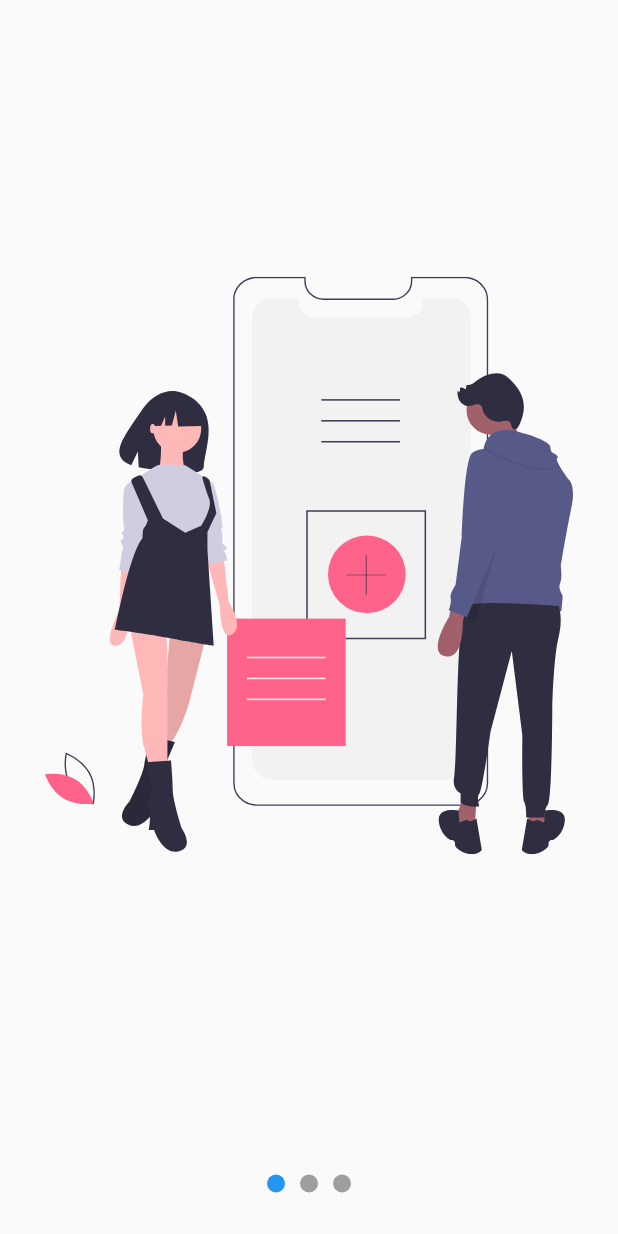
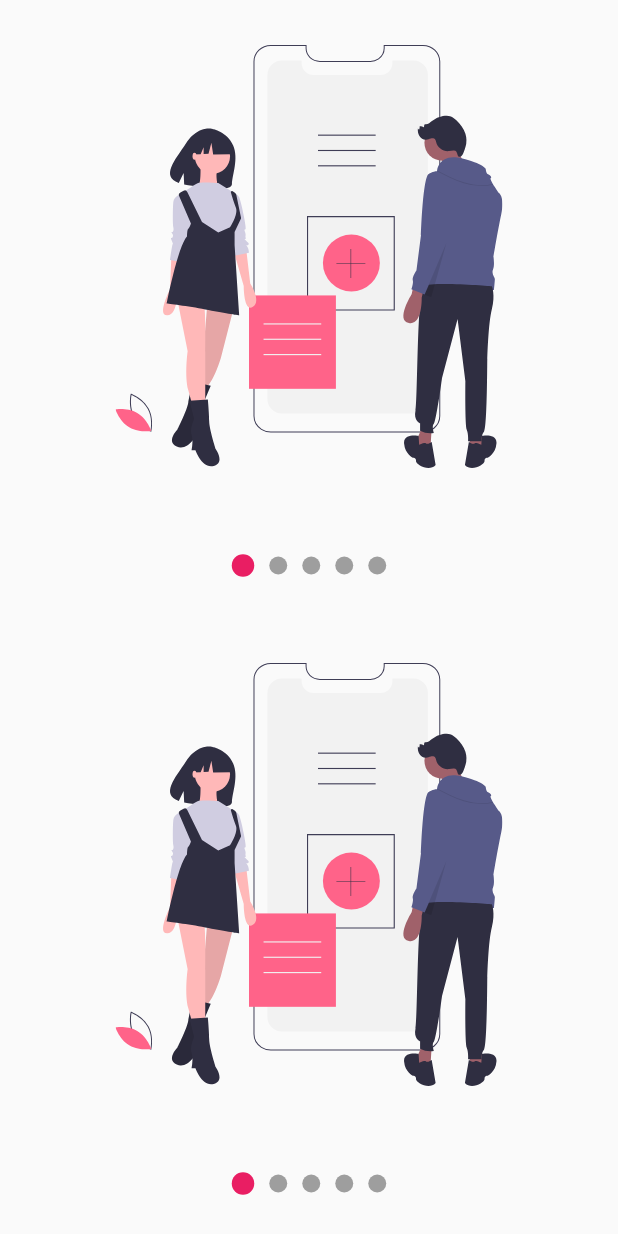
Before and after one commit to KitanoR/dise-os_flutter, a Flutter app: the screen it shows after launch, on a phone screen of 412 x 824 dp. Run offline on Flutter 3.47's test engine with Material 2 defaults, Android fonts, the phone set to English and light mode, and no system bars; our stand-ins replace flutter_svg.

Commit message:
Fin de slideshows

```diff
--- /dev/null
+++ b/lib/src/labs/slideshow_page.dart
@@ -0,0 +1,119 @@
+import 'package:disenios/src/models/slider_models.dart';
+import 'package:flutter/material.dart';
+import 'package:flutter_svg/flutter_svg.dart';
+import 'package:provider/provider.dart';
+
+class SlideShowPage extends StatelessWidget {
+  @override
+  Widget build(BuildContext context) {
+    return ChangeNotifierProvider(
+          create: (_) => new SliderModel(),
+          child: Scaffold(
+            body: Center(
+              child: Column(
+                children: <Widget>[
+                  Expanded(
+                    child: _Slides(),
+                  ),
+                  _Dots()
+                ],
+              )
+            )
+          ),
+    );
+  }
+}
+
+class _Dots extends StatelessWidget {
+  @override
+  Widget build(BuildContext context) {
+    return Container(
+      width: double.infinity,
+      height: 70,
+      child: Row(
+        mainAxisAlignment: MainAxisAlignment.center,
+        children: <Widget>[
+           _Dot(0),
+           _Dot(1),
+           _Dot(2),
+        ],
+      ),
+    );
+  }
+}
+
+class _Dot extends StatelessWidget {
+  final int index;
+
+  const _Dot(this.index) ;
+
+  @override
+  Widget build(BuildContext context) {
+    final  pageViewIndex = Provider.of<SliderModel>(context).currentPage;
+    return AnimatedContainer(
+      duration: Duration(milliseconds: 200),
+      margin: EdgeInsets.symmetric(horizontal: 5),
+      width: 12,
+      height: 12,
+      decoration: BoxDecoration(
+        shape: BoxShape.circle,
+        color: (pageViewIndex >= index - 0.5 && pageViewIndex < index + 0.5)
+        ? Colors.blue : Colors.grey
+      ),
+    );
+  }
+}
+// SvgPicture.asset('assets/svg/slide-2.svg')
+class _Slides extends StatefulWidget {
+
+  @override
+  __SlidesState createState() => __SlidesState();
+}
+
+class __SlidesState extends State<_Slides> {
+  final pageViewController = new PageController();
+
+  @override
+  void initState() {
+    pageViewController.addListener(() {
+      print('pagia ${pageViewController.page}');
+
+      // actualizar el provider, SlideModel
+      Provider.of<SliderModel>(context, listen: false).currentPage = pageViewController.page;
+    });
+    super.initState();
+  }
+  @override
+  void dispose() {
+    pageViewController.dispose();
+    super.dispose();
+  }
+  @override
+  Widget build(BuildContext context) {
+    return Container(
+      child: PageView(
+        controller: pageViewController,
+        children: <Widget>[
+          new _Slide('assets/svg/slide-1.svg'),
+          new _Slide('assets/svg/slide-2.svg'),
+          new _Slide('assets/svg/slide-3.svg'),
+        ],
+      ),
+    );
+  }
+}
+
+class _Slide extends StatelessWidget {
+  final String svg;
+  _Slide(this.svg);
+
+  @override
+  Widget build(BuildContext context) {
+    return Container(
+      width: double.infinity,
+      height: double.infinity,
+      padding: EdgeInsets.all(30),
+      child: SvgPicture.asset(svg),
+    );
+  }
+}
--- a/lib/src/pages/slideshow_page.dart
+++ b/lib/src/pages/slideshow_page.dart
@@ -1,119 +1,43 @@
-import 'package:disenios/src/models/slider_models.dart';
+import 'package:disenios/src/widgets/slideshow.dart';
 import 'package:flutter/material.dart';
-import 'package:flutter_svg/flutter_svg.dart';
-import 'package:provider/provider.dart';
+//TODO Borrar
+import 'package:flutter_svg/svg.dart';
 
 class SlideShowPage extends StatelessWidget {
   @override
   Widget build(BuildContext context) {
-    return ChangeNotifierProvider(
-          create: (_) => new SliderModel(),
-          child: Scaffold(
-            body: Center(
-              child: Column(
-                children: <Widget>[
-                  Expanded(
-                    child: _Slides(),
-                  ),
-                  _Dots()
-                ],
-              )
-            )
+    return Scaffold(
+      body: Column(
+        children: <Widget>[
+          Expanded(
+            child: MiSlideShow(),
           ),
+          Expanded(
+            child: MiSlideShow(),
+          )
+
+
+        ],
+      )
     );
   }
 }
 
-class _Dots extends StatelessWidget {
+class MiSlideShow extends StatelessWidget {
+
   @override
   Widget build(BuildContext context) {
-    return Container(
-      width: double.infinity,
-      height: 70,
-      child: Row(
-        mainAxisAlignment: MainAxisAlignment.center,
-        children: <Widget>[
-           _Dot(0),
-           _Dot(1),
-           _Dot(2),
-        ],
-      ),
+    return SlideShow(
+      puntosArriba: false,
+      colorPrimario: Colors.pink,
+      bulletPrimario: 15,
+      slides: <Widget>[
+        SvgPicture.asset('assets/svg/slide-1.svg'),
+        SvgPicture.asset('assets/svg/slide-2.svg'),
+        SvgPicture.asset('assets/svg/slide-3.svg'),
+        SvgPicture.asset('assets/svg/slide-4.svg'),
+        SvgPicture.asset('assets/svg/slide-5.svg'),
+      ],
     );
   }
 }
-
-class _Dot extends StatelessWidget {
-  final int index;
-
-  const _Dot(this.index) ;
-
-  @override
-  Widget build(BuildContext context) {
-    final  pageViewIndex = Provider.of<SliderModel>(context).currentPage;
-    return AnimatedContainer(
-      duration: Duration(milliseconds: 200),
-      margin: EdgeInsets.symmetric(horizontal: 5),
-      width: 12,
-      height: 12,
-      decoration: BoxDecoration(
-        shape: BoxShape.circle,
-        color: (pageViewIndex >= index - 0.5 && pageViewIndex < index + 0.5)
-        ? Colors.blue : Colors.grey
-      ),
-    );
-  }
-}
-// SvgPicture.asset('assets/svg/slide-2.svg')
-class _Slides extends StatefulWidget {
-
-  @override
-  __SlidesState createState() => __SlidesState();
-}
-
-class __SlidesState extends State<_Slides> {
-  final pageViewController = new PageController();
-
-  @override
-  void initState() {
-    pageViewController.addListener(() {
-      print('pagia ${pageViewController.page}');
-
-      // actualizar el provider, SlideModel
-      Provider.of<SliderModel>(context, listen: false).currentPage = pageViewController.page;
-    });
-    super.initState();
-  }
-  @override
-  void dispose() {
-    pageViewController.dispose();
-    super.dispose();
-  }
-  @override
-  Widget build(BuildContext context) {
-    return Container(
-      child: PageView(
-        controller: pageViewController,
-        children: <Widget>[
-          new _Slide('assets/svg/slide-1.svg'),
-          new _Slide('assets/svg/slide-2.svg'),
-          new _Slide('assets/svg/slide-3.svg'),
-        ],
-      ),
-    );
-  }
-}
-
-class _Slide extends StatelessWidget {
-  final String svg;
-  _Slide(this.svg);
-
-  @override
-  Widget build(BuildContext context) {
-    return Container(
-      width: double.infinity,
-      height: double.infinity,
-      padding: EdgeInsets.all(30),
-      child: SvgPicture.asset(svg),
-    );
-  }
-}
--- /dev/null
+++ b/lib/src/widgets/slideshow.dart
@@ -0,0 +1,210 @@
+import 'package:flutter/material.dart';
+import 'package:provider/provider.dart';
+
+
+
+
+
+class SlideShow extends StatelessWidget {
+  final List<Widget> slides;
+  final bool puntosArriba;
+  final Color colorPrimario;
+  final Color colorSecundario;
+  final double bulletPrimario;
+  final double bulletSecundario;
+
+  SlideShow({
+    @required this.slides,
+    this.puntosArriba = false,
+    this.colorPrimario = Colors.blue,
+    this.colorSecundario = Colors.grey,
+    this.bulletPrimario = 12,
+    this.bulletSecundario = 12
+  });
+
+  @override
+  Widget build(BuildContext context) {
+    return ChangeNotifierProvider(
+        create: (_) => new _SliderModel(),
+        child: SafeArea(
+                child: Center(
+                  child: Builder(
+                    builder: (BuildContext context) {
+                      Provider.of<_SliderModel>(context).colorPrimario = this.colorPrimario;
+                      Provider.of<_SliderModel>(context).colorSecundario = this.colorSecundario;
+                      Provider.of<_SliderModel>(context).bulletPrimario = this.bulletPrimario;
+                      Provider.of<_SliderModel>(context).bulletSecundario = this.bulletSecundario;
+                      return _CrearEstructuraSlideShow(
+                          puntosArriba: puntosArriba,
+                          slides: slides
+                        );
+                    },
+                  )
+              ),
+        ),
+    );
+  }
+}
+
+class _CrearEstructuraSlideShow extends StatelessWidget {
+  const _CrearEstructuraSlideShow({
+    Key key,
+    @required this.puntosArriba,
+    @required this.slides,
+  }) : super(key: key);
+
+  final bool puntosArriba;
+  final List<Widget> slides;
+
+  @override
+  Widget build(BuildContext context) {
+    return Column(
+      children: <Widget>[
+        if(this.puntosArriba)
+          _Dots(this.slides.length),
+        Expanded(
+          child: _Slides(this.slides),
+        ),
+        if(!this.puntosArriba)
+          _Dots(this.slides.length),
+      ],
+    );
+  }
+}
+
+class _Dots extends StatelessWidget {
+  final int cantidad;
+
+  _Dots(this.cantidad);
+  @override
+  Widget build(BuildContext context) {
+    return Container(
+      width: double.infinity,
+      height: 70,
+      child: Row(
+        mainAxisAlignment: MainAxisAlignment.center,
+        children: List.generate(cantidad, (index) => _Dot(index))
+      ),
+    );
+  }
+}
+
+class _Dot extends StatelessWidget {
+  final int index;
+  const _Dot(this.index) ;
+
+  @override
+  Widget build(BuildContext context) {
+    final ssModel = Provider.of<_SliderModel>(context);
+    double tamanio = ssModel.bulletSecundario;
+    Color color = ssModel.colorSecundario;
+    if(ssModel.currentPage >= index - 0.5 && ssModel.currentPage < index + 0.5){
+      tamanio = ssModel.bulletPrimario;
+      color = ssModel.colorPrimario;
+    }
+    return AnimatedContainer(
+      duration: Duration(milliseconds: 200),
+      margin: EdgeInsets.symmetric(horizontal: 5),
+      width: tamanio,
+      height: tamanio,
+      decoration: BoxDecoration(
+        shape: BoxShape.circle,
+        color: color
+      ),
+    );
+  }
+}
+// SvgPicture.asset('assets/svg/slide-2.svg')
+class _Slides extends StatefulWidget {
+  final List<Widget> slides;
+  _Slides(this.slides);
+  @override
+  __SlidesState createState() => __SlidesState();
+}
+
+class __SlidesState extends State<_Slides> {
+  final pageViewController = new PageController();
+
+  @override
+  void initState() {
+    pageViewController.addListener(() {
+      print('pagia ${pageViewController.page}');
+      // actualizar el provider, SlideModel
+      Provider.of<_SliderModel>(context, listen: false).currentPage = pageViewController.page;
+    });
+    super.initState();
+  }
+  @override
+  void dispose() {
+    pageViewController.dispose();
+    super.dispose();
+  }
+  @override
+  Widget build(BuildContext context) {
+
+    return Container(
+      child: PageView(
+        controller: pageViewController,
+        children: widget.slides.map((slide)=> _Slide(slide)).toList(),
+
+      ),
+    );
+  }
+}
+
+class _Slide extends StatelessWidget {
+  final Widget slide;
+  _Slide(this.slide);
+
+  @override
+  Widget build(BuildContext context) {
+    return Container(
+      width: double.infinity,
+      height: double.infinity,
+      padding: EdgeInsets.all(30),
+      child: slide,
+    );
+  }
+}
+
+
+class _SliderModel with ChangeNotifier {
+
+  double _currentPage = 0;
+  Color _colorPrimario = Colors.blue;
+  Color _colorSecundario = Colors.grey;
+  double _bulletPrimario = 12.0;
+  double _bulletSecundario = 12.0;
+
+
+  double get currentPage => this._currentPage;
+
+  set currentPage(double currentPage) {
+    this._currentPage = currentPage;
+    notifyListeners();
+  }
+
+  Color get colorPrimario => this._colorPrimario;
+
+  set colorPrimario(Color color){
+    this._colorPrimario = color;
+  }
+
+
+  Color get colorSecundario => this._colorSecundario;
+
+  set colorSecundario(Color color){
+    this._colorSecundario = color;
+  }
+  // Tamanio de bullets
+
+  double get bulletPrimario => this._bulletPrimario;
+  set bulletPrimario(double bullet){
+    this._bulletPrimario = bullet;
+  }
+  double get bulletSecundario => this._bulletSecundario;
+  set bulletSecundario(double bullet){
+    this._bulletSecundario = bullet;
+  }
+
+}
```
